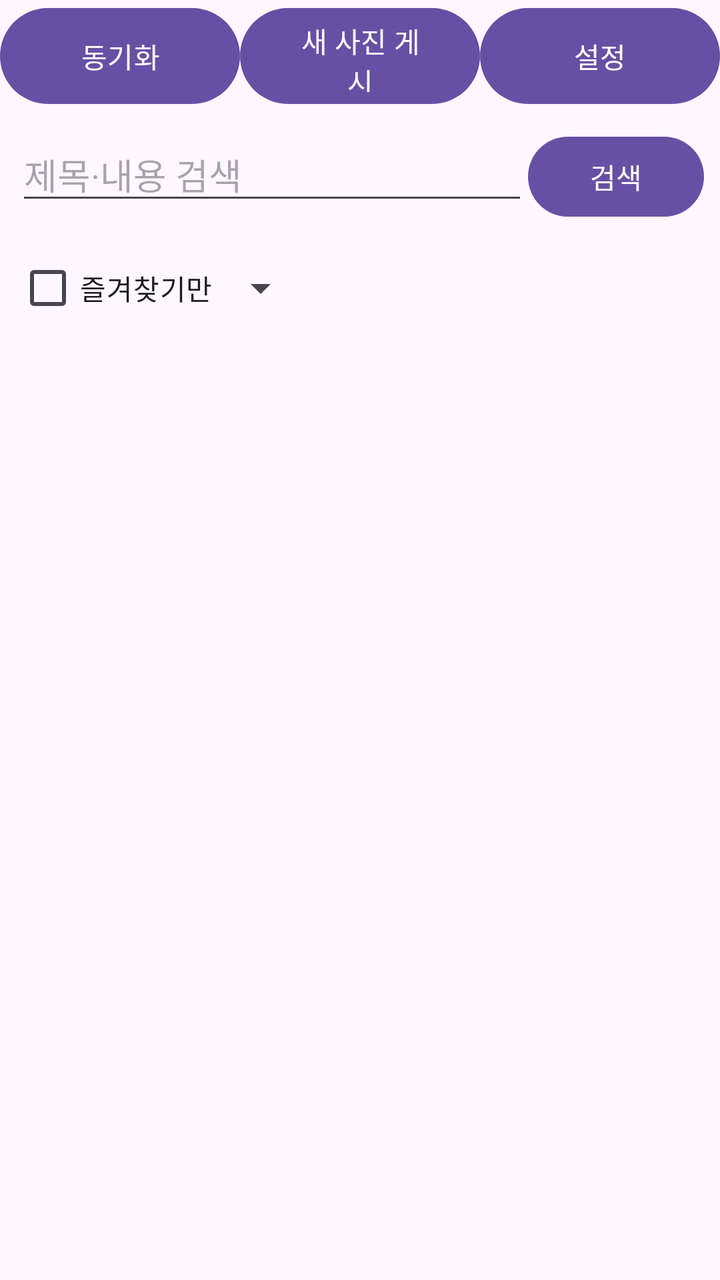
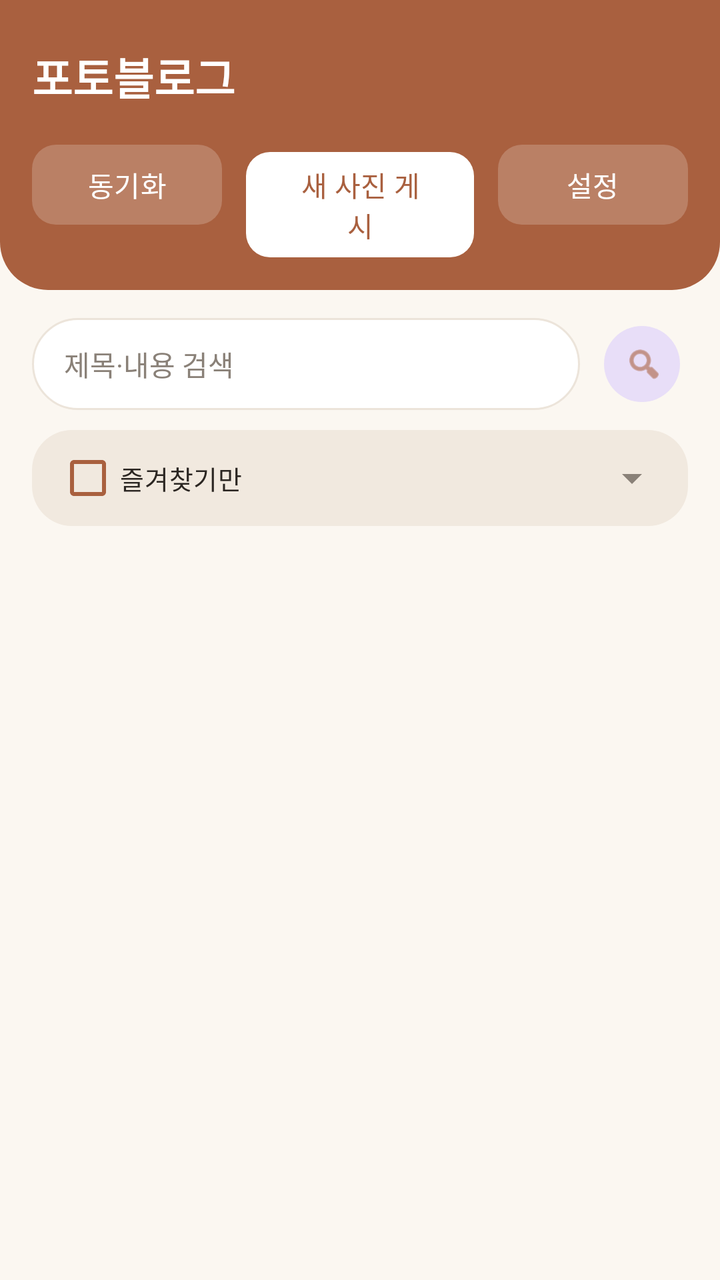

The first picture is an Android layout as it rendered before a commit; the second is the same layout after the commit. The layout source and the unified diff follow.
<!-- AndroidManifest.xml: application theme Theme.PhotoBlog -->
<!-- res/layout/activity_main.xml -->
<?xml version="1.0" encoding="utf-8"?>
<LinearLayout xmlns:android="http://schemas.android.com/apk/res/android"
    xmlns:tools="http://schemas.android.com/tools"
    android:layout_width="match_parent"
    android:layout_height="match_parent"
    android:orientation="vertical"
    tools:context=".MainActivity">

    <LinearLayout
        android:layout_width="match_parent"
        android:layout_height="56dp"
        android:orientation="horizontal">

        <Button
            android:id="@+id/btnSync"
            android:layout_width="0dp"
            android:layout_height="match_parent"
            android:layout_weight="1"
            android:text="동기화" />

        <Button
            android:id="@+id/btnUpload"
            android:layout_width="0dp"
            android:layout_height="match_parent"
            android:layout_weight="1"
            android:text="새 사진 게시" />

        <Button
            android:id="@+id/btnSettings"
            android:layout_width="0dp"
            android:layout_height="match_parent"
            android:layout_weight="1"
            android:text="설정" />
    </LinearLayout>

    <LinearLayout
        android:layout_width="match_parent"
        android:layout_height="wrap_content"
        android:orientation="horizontal"
        android:padding="8dp">

        <EditText
            android:id="@+id/searchInput"
            android:layout_width="0dp"
            android:layout_height="wrap_content"
            android:layout_weight="1"
            android:hint="제목·내용 검색"
            android:inputType="text" />

        <Button
            android:id="@+id/btnSearch"
            android:layout_width="wrap_content"
            android:layout_height="wrap_content"
            android:text="검색" />
    </LinearLayout>

    <LinearLayout
        android:layout_width="match_parent"
        android:layout_height="wrap_content"
        android:orientation="horizontal"
        android:gravity="center_vertical"
        android:paddingStart="8dp"
        android:paddingEnd="8dp">

        <CheckBox
            android:id="@+id/favoriteFilterCheck"
            android:layout_width="wrap_content"
            android:layout_height="wrap_content"
            android:text="즐겨찾기만" />

        <Spinner
            android:id="@+id/sortSpinner"
            android:layout_width="wrap_content"
            android:layout_height="wrap_content" />
    </LinearLayout>

    <TextView
        android:id="@+id/statusText"
        android:layout_width="match_parent"
        android:layout_height="wrap_content"
        android:padding="8dp"
        android:text="" />

    <androidx.recyclerview.widget.RecyclerView
        android:id="@+id/recyclerView"
        android:layout_width="match_parent"
        android:layout_height="0dp"
        android:layout_weight="1"
        android:layout_margin="8dp"
        tools:listitem="@layout/item_image" />

    <Button
        android:id="@+id/btnLoadMore"
        android:layout_width="match_parent"
        android:layout_height="wrap_content"
        android:visibility="gone"
        android:text="다음 사진 더 불러오기" />

</LinearLayout>
<!-- res/layout/item_image.xml (included above) -->
<?xml version="1.0" encoding="utf-8"?>
<LinearLayout xmlns:android="http://schemas.android.com/apk/res/android"
    android:layout_width="match_parent"
    android:layout_height="wrap_content"
    android:orientation="vertical"
    android:paddingBottom="12dp"
    android:background="#FFFFFF">

    <ImageView
        android:id="@+id/imageViewItem"
        android:layout_width="match_parent"
        android:layout_height="200dp"
        android:scaleType="centerCrop"
        android:contentDescription="게시물 사진" />

    <LinearLayout
        android:layout_width="match_parent"
        android:layout_height="wrap_content"
        android:orientation="horizontal"
        android:gravity="center_vertical"
        android:paddingTop="4dp">

        <TextView
            android:id="@+id/titleViewItem"
            android:layout_width="0dp"
            android:layout_height="wrap_content"
            android:layout_weight="1"
            android:textStyle="bold"
            android:textSize="16sp" />

        <Button
            android:id="@+id/favoriteButton"
            style="?android:attr/borderlessButtonStyle"
            android:layout_width="wrap_content"
            android:layout_height="wrap_content"
            android:textSize="18sp"
            android:text="☆" />
    </LinearLayout>

    <TextView
        android:id="@+id/authorViewItem"
        android:layout_width="match_parent"
        android:layout_height="wrap_content"
        android:textSize="12sp"
        android:textColor="#757575" />

    <TextView
        android:id="@+id/textViewItem"
        android:layout_width="match_parent"
        android:layout_height="wrap_content"
        android:maxLines="2"
        android:ellipsize="end"
        android:textSize="14sp" />

    <LinearLayout
        android:id="@+id/ownerActionsRow"
        android:layout_width="match_parent"
        android:layout_height="wrap_content"
        android:orientation="horizontal"
        android:visibility="gone">

        <Button
            android:id="@+id/editButton"
            android:layout_width="0dp"
            android:layout_height="wrap_content"
            android:layout_weight="1"
            android:text="수정" />

        <Button
            android:id="@+id/deleteButton"
            android:layout_width="0dp"
            android:layout_height="wrap_content"
            android:layout_weight="1"
            android:text="삭제" />
    </LinearLayout>
</LinearLayout>
<!-- resources referenced by this layout -->
<resources>
  <style name="Theme.PhotoBlog" parent="Base.Theme.PhotoBlog" />
  <style name="Base.Theme.PhotoBlog" parent="Theme.Material3.DayNight.NoActionBar">
          
          
      </style>
</resources>

<!-- the commit's change to res/layout/activity_main.xml (unified diff, before → after) -->
@@ -1,57 +1,105 @@
 <?xml version="1.0" encoding="utf-8"?>
 <LinearLayout xmlns:android="http://schemas.android.com/apk/res/android"
+    xmlns:app="http://schemas.android.com/apk/res-auto"
     xmlns:tools="http://schemas.android.com/tools"
     android:layout_width="match_parent"
     android:layout_height="match_parent"
     android:orientation="vertical"
+    android:background="@color/color_background"
     tools:context=".MainActivity">
 
     <LinearLayout
         android:layout_width="match_parent"
-        android:layout_height="56dp"
-        android:orientation="horizontal">
-
-        <Button
-            android:id="@+id/btnSync"
-            android:layout_width="0dp"
-            android:layout_height="match_parent"
-            android:layout_weight="1"
-            android:text="동기화" />
-
-        <Button
-            android:id="@+id/btnUpload"
-            android:layout_width="0dp"
-            android:layout_height="match_parent"
-            android:layout_weight="1"
-            android:text="새 사진 게시" />
-
-        <Button
-            android:id="@+id/btnSettings"
-            android:layout_width="0dp"
-            android:layout_height="match_parent"
-            android:layout_weight="1"
-            android:text="설정" />
+        android:layout_height="wrap_content"
+        android:orientation="vertical"
+        android:background="@drawable/bg_header_shape"
+        android:paddingStart="16dp"
+        android:paddingEnd="16dp"
+        android:paddingTop="22dp"
+        android:paddingBottom="16dp">
+
+        <TextView
+            android:layout_width="wrap_content"
+            android:layout_height="wrap_content"
+            android:layout_marginBottom="14dp"
+            android:text="포토블로그"
+            android:textColor="@color/color_on_primary"
+            android:textSize="22sp"
+            android:textStyle="bold" />
+
+        <LinearLayout
+            android:layout_width="match_parent"
+            android:layout_height="wrap_content"
+            android:orientation="horizontal">
+
+            <com.google.android.material.button.MaterialButton
+                android:id="@+id/btnSync"
+                android:layout_width="0dp"
+                android:layout_height="wrap_content"
+                android:layout_weight="1"
+                android:layout_marginEnd="6dp"
+                app:backgroundTint="@color/color_header_action_bg"
+                android:textColor="@color/color_on_primary"
+                android:text="동기화"
+                app:cornerRadius="12dp" />
+
+            <com.google.android.material.button.MaterialButton
+                android:id="@+id/btnUpload"
+                android:layout_width="0dp"
+                android:layout_height="wrap_content"
+                android:layout_weight="1.2"
+                android:layout_marginStart="6dp"
+                android:layout_marginEnd="6dp"
+                app:backgroundTint="@color/color_on_primary"
+                android:textColor="@color/color_primary"
+                android:text="새 사진 게시"
+                app:cornerRadius="12dp" />
+
+            <com.google.android.material.button.MaterialButton
+                android:id="@+id/btnSettings"
+                android:layout_width="0dp"
+                android:layout_height="wrap_content"
+                android:layout_weight="1"
+                android:layout_marginStart="6dp"
+                app:backgroundTint="@color/color_header_action_bg"
+                android:textColor="@color/color_on_primary"
+                android:text="설정"
+                app:cornerRadius="12dp" />
+        </LinearLayout>
     </LinearLayout>
 
     <LinearLayout
         android:layout_width="match_parent"
         android:layout_height="wrap_content"
         android:orientation="horizontal"
-        android:padding="8dp">
+        android:gravity="center_vertical"
+        android:paddingStart="16dp"
+        android:paddingEnd="16dp"
+        android:paddingTop="14dp">
 
         <EditText
             android:id="@+id/searchInput"
             android:layout_width="0dp"
-            android:layout_height="wrap_content"
+            android:layout_height="46dp"
             android:layout_weight="1"
+            android:background="@drawable/bg_search_field"
+            android:paddingStart="16dp"
+            android:paddingEnd="16dp"
             android:hint="제목·내용 검색"
+            android:textColorHint="@color/color_text_secondary"
+            android:textColor="@color/color_text_primary"
+            android:textSize="14sp"
+            android:maxLines="1"
             android:inputType="text" />
 
-        <Button
+        <com.google.android.material.button.MaterialButton
             android:id="@+id/btnSearch"
-            android:layout_width="wrap_content"
-            android:layout_height="wrap_content"
-            android:text="검색" />
+            style="@style/Widget.Material3.Button.IconButton.Filled.Tonal"
+            android:layout_width="46dp"
+            android:layout_height="46dp"
+            android:layout_marginStart="8dp"
+            app:icon="@android:drawable/ic_menu_search"
+            app:iconTint="@color/color_primary" />
     </LinearLayout>
 
     <LinearLayout
@@ -59,26 +107,44 @@
         android:layout_height="wrap_content"
         android:orientation="horizontal"
         android:gravity="center_vertical"
-        android:paddingStart="8dp"
-        android:paddingEnd="8dp">
+        android:layout_marginStart="16dp"
+        android:layout_marginEnd="16dp"
+        android:layout_marginTop="10dp"
+        android:background="@drawable/bg_filter_row"
+        android:paddingStart="12dp"
+        android:paddingEnd="4dp">
 
         <CheckBox
             android:id="@+id/favoriteFilterCheck"
             android:layout_width="wrap_content"
             android:layout_height="wrap_content"
+            android:buttonTint="@color/color_primary"
+            android:textColor="@color/color_text_primary"
+            android:textSize="13sp"
             android:text="즐겨찾기만" />
+
+        <View
+            android:layout_width="0dp"
+            android:layout_height="1dp"
+            android:layout_weight="1" />
 
         <Spinner
             android:id="@+id/sortSpinner"
             android:layout_width="wrap_content"
-            android:layout_height="wrap_content" />
+            android:layout_height="wrap_content"
+            android:minHeight="40dp" />
     </LinearLayout>
 
     <TextView
         android:id="@+id/statusText"
         android:layout_width="match_parent"
         android:layout_height="wrap_content"
-        android:padding="8dp"
+        android:paddingStart="18dp"
+        android:paddingEnd="18dp"
+        android:paddingTop="10dp"
+        android:paddingBottom="2dp"
+        android:textSize="12sp"
+        android:textColor="@color/color_text_secondary"
         android:text="" />
 
     <androidx.recyclerview.widget.RecyclerView
@@ -86,91 +152,135 @@
         android:layout_width="match_parent"
         android:layout_height="0dp"
         android:layout_weight="1"
-        android:layout_margin="8dp"
+        android:paddingStart="8dp"
+        android:paddingEnd="8dp"
+        android:paddingTop="4dp"
+        android:clipToPadding="false"
         tools:listitem="@layout/item_image" />
 
-    <Button
+    <com.google.android.material.button.MaterialButton
         android:id="@+id/btnLoadMore"
-        android:layout_width="match_parent"
-        android:layout_height="wrap_content"
+        style="@style/Widget.Material3.Button.OutlinedButton"
+        android:layout_width="match_parent"
+        android:layout_height="wrap_content"
+        android:layout_margin="16dp"
         android:visibility="gone"
         android:text="다음 사진 더 불러오기" />
 
 </LinearLayout>
 <!-- res/layout/item_image.xml (included above) -->
 <?xml version="1.0" encoding="utf-8"?>
-<LinearLayout xmlns:android="http://schemas.android.com/apk/res/android"
+<com.google.android.material.card.MaterialCardView
+    xmlns:android="http://schemas.android.com/apk/res/android"
+    xmlns:app="http://schemas.android.com/apk/res-auto"
     android:layout_width="match_parent"
     android:layout_height="wrap_content"
-    android:orientation="vertical"
-    android:paddingBottom="12dp"
-    android:background="#FFFFFF">
-
-    <ImageView
-        android:id="@+id/imageViewItem"
-        android:layout_width="match_parent"
-        android:layout_height="200dp"
-        android:scaleType="centerCrop"
-        android:contentDescription="게시물 사진" />
-
-    <LinearLayout
-        android:layout_width="match_parent"
-        android:layout_height="wrap_content"
-        android:orientation="horizontal"
-        android:gravity="center_vertical"
-        android:paddingTop="4dp">
+    android:layout_marginHorizontal="4dp"
+    android:layout_marginVertical="6dp"
+    app:cardCornerRadius="18dp"
+    app:cardElevation="0dp"
+    app:strokeWidth="1dp"
+    app:strokeColor="@color/color_card_stroke"
+    app:cardBackgroundColor="@color/color_surface">
+
+    <LinearLayout
+        android:layout_width="match_parent"
+        android:layout_height="wrap_content"
+        android:orientation="vertical"
+        android:paddingBottom="14dp">
+
+        <ImageView
+            android:id="@+id/imageViewItem"
+            android:layout_width="match_parent"
+            android:layout_height="210dp"
+            android:scaleType="centerCrop"
+            android:background="@color/color_chip_background"
+            android:contentDescription="게시물 사진" />
+
+        <LinearLayout
+            android:layout_width="match_parent"
+            android:layout_height="wrap_content"
+            android:orientation="horizontal"
+            android:gravity="center_vertical"
+            android:paddingStart="14dp"
+            android:paddingEnd="6dp"
+            android:paddingTop="10dp">
+
+            <TextView
+                android:id="@+id/titleViewItem"
+                android:layout_width="0dp"
+                android:layout_height="wrap_content"
+                android:layout_weight="1"
+                android:textStyle="bold"
+                android:textSize="16sp"
+                android:textColor="@color/color_text_primary" />
+
+            <Button
+                android:id="@+id/favoriteButton"
+                style="?attr/borderlessButtonStyle"
+                android:layout_width="wrap_content"
+                android:layout_height="wrap_content"
+                android:minWidth="0dp"
+                android:minHeight="0dp"
+                android:paddingStart="8dp"
+                android:paddingEnd="8dp"
+                android:textSize="20sp"
+                android:textColor="@color/color_primary"
+                android:text="☆" />
+        </LinearLayout>
 
         <TextView
-            android:id="@+id/titleViewItem"
-            android:layout_width="0dp"
-            android:layout_height="wrap_content"
-            android:layout_weight="1"
-            android:textStyle="bold"
-            android:textSize="16sp" />
-
-        <Button
-            android:id="@+id/favoriteButton"
-            style="?android:attr/borderlessButtonStyle"
-            android:layout_width="wrap_content"
-            android:layout_height="wrap_content"
-            android:textSize="18sp"
-            android:text="☆" />
-    </LinearLayout>
-
-    <TextView
-        android:id="@+id/authorViewItem"
-        android:layout_width="match_parent"
-        android:layout_height="wrap_content"
-        android:textSize="12sp"
-        android:textColor="#757575" />
-
-    <TextView
-        android:id="@+id/textViewItem"
-        android:layout_width="match_parent"
-        android:layout_height="wrap_content"
-        android:maxLines="2"
-        android:ellipsize="end"
-        android:textSize="14sp" />
-
-    <LinearLayout
-        android:id="@+id/ownerActionsRow"
-        android:layout_width="match_parent"
-        android:layout_height="wrap_content"
-        android:orientation="horizontal"
-        android:visibility="gone">
-
-        <Button
-            android:id="@+id/editButton"
-            android:layout_width="0dp"
-            android:layout_height="wrap_content"
-            android:layout_weight="1"
-            android:text="수정" />
-
-        <Button
-            android:id="@+id/deleteButton"
-            android:layout_width="0dp"
-            android:layout_height="wrap_content"
-            android:layout_weight="1"
-            android:text="삭제" />
-    </LinearLayout>
-</LinearLayout>
+            android:id="@+id/authorViewItem"
+            android:layout_width="match_parent"
+            android:layout_height="wrap_content"
+            android:paddingStart="14dp"
+            android:paddingEnd="14dp"
+            android:paddingTop="1dp"
+            android:textSize="12sp"
+            android:textColor="@color/color_text_secondary" />
+
+        <TextView
+            android:id="@+id/textViewItem"
+            android:layout_width="match_parent"
+            android:layout_height="wrap_content"
+            android:paddingStart="14dp"
+            android:paddingEnd="14dp"
+            android:paddingTop="6dp"
+            android:maxLines="2"
+            android:ellipsize="end"
+            android:lineSpacingExtra="2dp"
+            android:textSize="14sp"
+            android:textColor="@color/color_text_primary" />
+
+        <LinearLayout
+            android:id="@+id/ownerActionsRow"
+            android:layout_width="match_parent"
+            android:layout_height="wrap_content"
+            android:orientation="horizontal"
+            android:paddingStart="10dp"
+            android:paddingEnd="10dp"
+            android:paddingTop="10dp"
+            android:visibility="gone">
+
+            <com.google.android.material.button.MaterialButton
+                android:id="@+id/editButton"
+                style="@style/Widget.Material3.Button.TonalButton"
+                android:layout_width="0dp"
+                android:layout_height="wrap_content"
+                android:layout_weight="1"
+                android:layout_marginEnd="6dp"
+                android:text="수정" />
+
+            <com.google.android.material.button.MaterialButton
+                android:id="@+id/deleteButton"
+                style="@style/Widget.Material3.Button.OutlinedButton"
+                android:layout_width="0dp"
+                android:layout_height="wrap_content"
+                android:layout_weight="1"
+                android:layout_marginStart="6dp"
+                android:textColor="@color/color_error"
+                app:strokeColor="@color/color_error"
+                android:text="삭제" />
+        </LinearLayout>
+    </LinearLayout>
+</com.google.android.material.card.MaterialCardView>
<!-- resource entries referenced after the edit -->
@@ -1,9 +1,57 @@
 <!-- resources referenced by this layout -->
 <resources>
+  <color name="color_background">#FBF7F1</color>
+  <color name="color_card_stroke">#EEE4D8</color>
+  <color name="color_chip_background">#F1E9DF</color>
+  <color name="color_error">#B3493A</color>
+  <color name="color_header_action_bg">#33FFFFFF</color>
+  <color name="color_on_primary">#FFFFFF</color>
+  <color name="color_primary">#A9603F</color>
+  <color name="color_surface">#FFFFFF</color>
+  <color name="color_text_primary">#2B2622</color>
+  <color name="color_text_secondary">#8A8178</color>
+  <!-- drawable bg_filter_row (drawable) -->
+  <?xml version="1.0" encoding="utf-8"?>
+  <shape xmlns:android="http://schemas.android.com/apk/res/android" android:shape="rectangle">
+      <solid android:color="@color/color_chip_background" />
+      <corners android:radius="20dp" />
+  </shape>
+  <!-- drawable bg_header_shape (drawable) -->
+  <?xml version="1.0" encoding="utf-8"?>
+  <shape xmlns:android="http://schemas.android.com/apk/res/android" android:shape="rectangle">
+      <solid android:color="@color/color_primary" />
+      <corners
+          android:bottomLeftRadius="24dp"
+          android:bottomRightRadius="24dp" />
+  </shape>
+  <!-- drawable bg_search_field (drawable) -->
+  <?xml version="1.0" encoding="utf-8"?>
+  <shape xmlns:android="http://schemas.android.com/apk/res/android" android:shape="rectangle">
+      <solid android:color="@color/color_surface" />
+      <stroke android:width="1dp" android:color="@color/color_divider" />
+      <corners android:radius="24dp" />
+  </shape>
   <style name="Theme.PhotoBlog" parent="Base.Theme.PhotoBlog" />
+  <color name="color_divider">#ECE4DA</color>
   <style name="Base.Theme.PhotoBlog" parent="Theme.Material3.DayNight.NoActionBar">
-          
-          
+          <item name="colorPrimary">@color/color_primary</item>
+          <item name="colorPrimaryVariant">@color/color_primary_variant</item>
+          <item name="colorOnPrimary">@color/color_on_primary</item>
+          <item name="colorSecondary">@color/color_secondary</item>
+          <item name="colorOnSecondary">@color/color_on_secondary</item>
+          <item name="colorSurface">@color/color_surface</item>
+          <item name="colorOnSurface">@color/color_text_primary</item>
+          <item name="colorError">@color/color_error</item>
+          <item name="android:colorBackground">@color/color_background</item>
+          <item name="android:textColorPrimary">@color/color_text_primary</item>
+          <item name="android:textColorSecondary">@color/color_text_secondary</item>
+          <item name="android:windowBackground">@color/color_background</item>
+          <item name="android:statusBarColor">@color/color_background</item>
+          <item name="android:windowLightStatusBar">true</item>
+          <item name="fontFamily">sans-serif</item>
       </style>
+  <color name="color_primary_variant">#7C4530</color>
+  <color name="color_secondary">#5B6B4F</color>
+  <color name="color_on_secondary">#FFFFFF</color>
 </resources>
 
